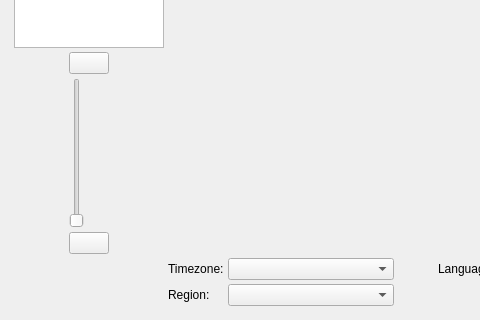
First picture: the form in ui/tribeLocale.ui, repository Inkane/Tribe, before the edit; both pictures show x 0 to 480 and y 276 to 596 of the 920 by 596 pixel window.
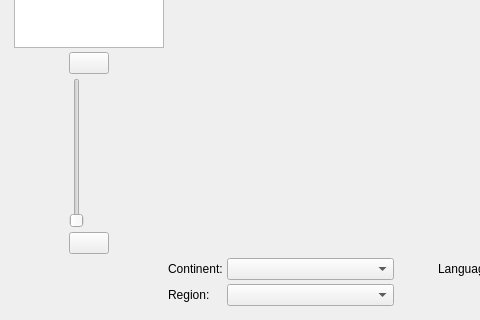
Second picture: the form after the edit. Custom widgets are drawn as their Qt base class.

Commit message: * Some cleanup / renaming * Fixed marble bug

The edit to the form file:
```diff
--- a/ui/tribeLocale.ui
+++ b/ui/tribeLocale.ui
@@ -159,7 +159,7 @@
           </size>
          </property>
          <property name="text">
-          <string>Timezone:</string>
+          <string>Continent:</string>
          </property>
         </widget>
        </item>
```
Left out of the diff: 2 changed lines with no effect on the pictures. The commit also changes 2 other files.
